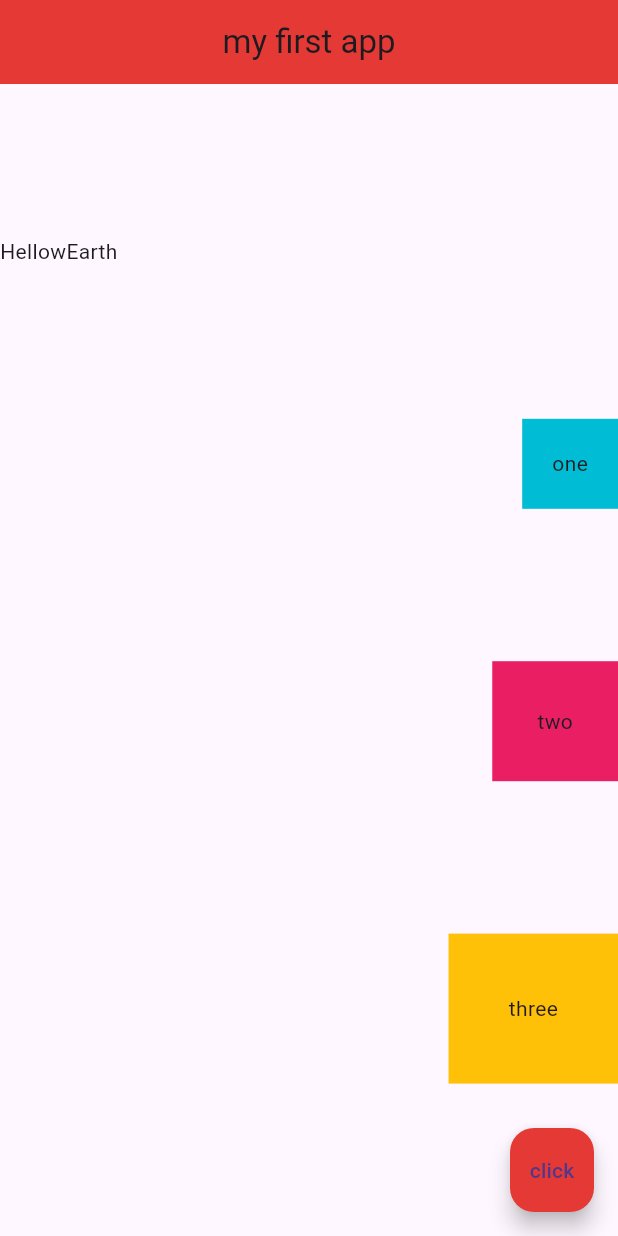
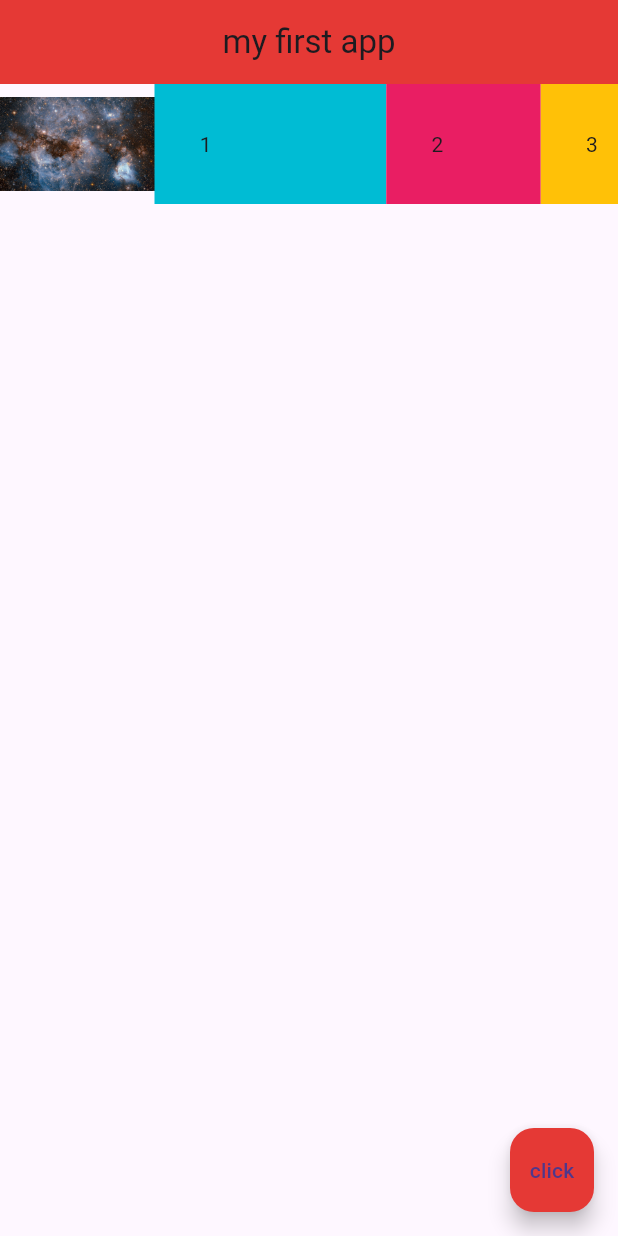
Before and after one commit to PhillipSaint254/learning-flutter, a Flutter app: the screen it shows after launch, on a phone screen of 412 x 824 dp. Run offline on Flutter 3.47's test engine with Material 3 defaults, Android fonts, the phone set to English and light mode, and no system bars.

Commit message:
Code to contain widgets in an orderly manner using expanded widgit and flex, like css flexbox

```diff
--- a/lib/main.dart
+++ b/lib/main.dart
@@ -17,35 +17,35 @@
         backgroundColor: Colors.red[600],
         centerTitle: true,
       ),
-      body: Column(
-        // mainAxisAlignment: MainAxisAlignment.center,
-        // mainAxisAlignment: MainAxisAlignment.end,
-        mainAxisAlignment: MainAxisAlignment.spaceEvenly,
-        // crossAxisAlignment: CrossAxisAlignment.stretch,
-        // crossAxisAlignment: CrossAxisAlignment.start,
-        // crossAxisAlignment: CrossAxisAlignment.center,
-        crossAxisAlignment: CrossAxisAlignment.end,
+      body: Row(
         children: [
-          Row(
-            children: [
-              Text("Hellow"),
-              Text("Earth")
-            ],
+          Expanded(
+              flex: 2,
+              child: Image.asset("assets/space-2.jpg")
           ),
-          Container(
-            color: Colors.cyan,
-            padding: EdgeInsets.all(20.0),
-            child: Text("one"),
+          Expanded(
+            flex: 3,
+            child: Container(
+              padding: EdgeInsets.all(30.0),
+              color: Colors.cyan,
+              child: Text("1"),
+            ),
           ),
-          Container(
-            color: Colors.pink,
-            padding: EdgeInsets.all(30.0),
-            child: Text("two"),
+          Expanded(
+            flex: 2,
+            child: Container(
+              padding: EdgeInsets.all(30.0),
+              color: Colors.pink,
+              child: Text("2"),
+            ),
           ),
-          Container(
-            color: Colors.amber,
-            padding: EdgeInsets.all(40.0),
-            child: Text("three"),
+          Expanded(
+            flex: 1,
+            child: Container(
+              padding: EdgeInsets.all(30.0),
+              color: Colors.amber,
+              child: Text("3"),
+            ),
           ),
         ],
       ),
```
